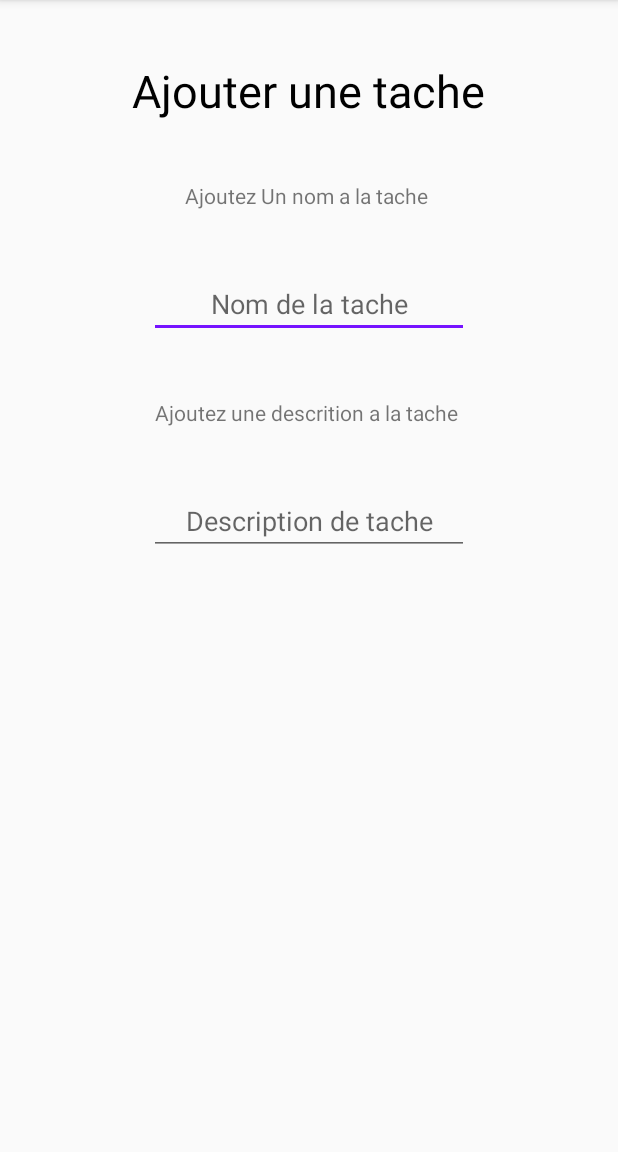
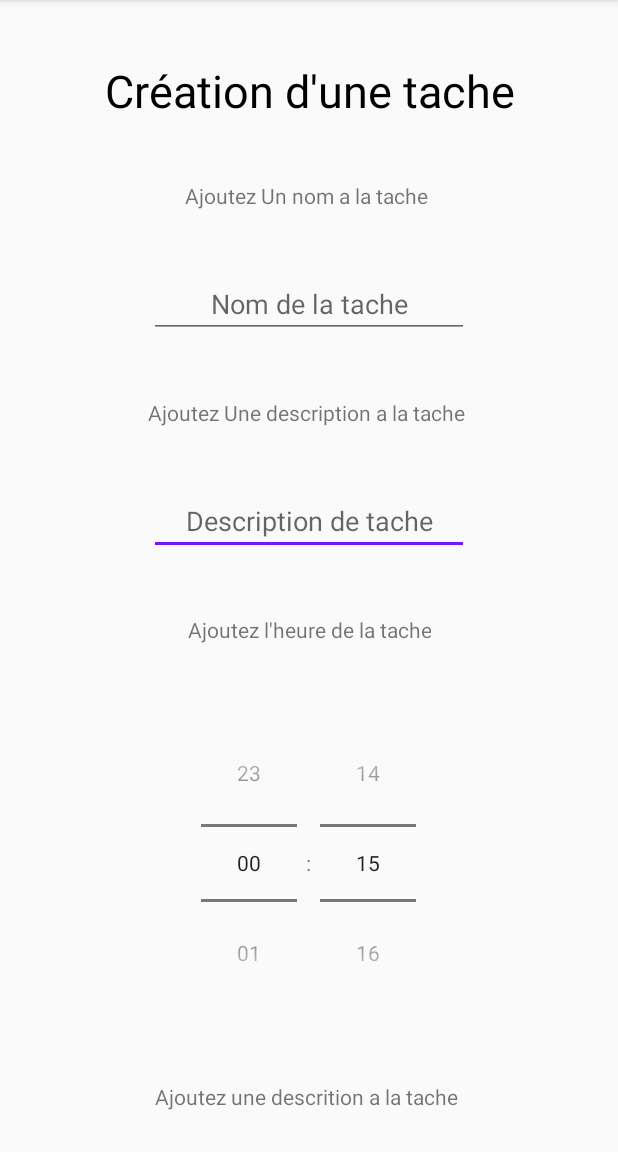
Before and after one commit to AlexandreBarde/ScheduleMobile, an Android app: the Activity_add_task screen opened directly, with no data from a screen before it, on a phone screen of 412 x 824 dp, the part 84-1236 px from its top. Run offline under Robolectric (Android 15) with nearby library versions, the phone set to English and light mode, and no system bars.

Commit message:
Vue add task V1 scrollable

```diff
--- a/Schedule/app/src/main/java/fr/ynov/schedule/Activity_add_task.java
+++ b/Schedule/app/src/main/java/fr/ynov/schedule/Activity_add_task.java
@@ -3,6 +3,7 @@ package fr.ynov.schedule;
 import androidx.appcompat.app.AppCompatActivity;
 
 import android.os.Bundle;
+import android.widget.TimePicker;
 
 public class Activity_add_task extends AppCompatActivity {
 
@@ -10,5 +11,8 @@ public class Activity_add_task extends AppCompatActivity {
     protected void onCreate(Bundle savedInstanceState) {
         super.onCreate(savedInstanceState);
         setContentView(R.layout.activity_add_task);
+        TimePicker picker=(TimePicker)findViewById(R.id.timePicker1);
+        picker.setIs24HourView(true);
+
     }
 }
--- a/Schedule/app/src/main/java/fr/ynov/schedule/Activity_gestion_des_taches.java
+++ b/Schedule/app/src/main/java/fr/ynov/schedule/Activity_gestion_des_taches.java
@@ -12,6 +12,7 @@ import android.view.View;
 import android.widget.ArrayAdapter;
 import android.widget.Button;
 import android.widget.ListView;
+import android.widget.TimePicker;
 
 import com.google.android.gms.tasks.OnCompleteListener;
 import com.google.firebase.firestore.DocumentReference;
--- a/Schedule/app/src/main/res/layout/activity_add_task.xml
+++ b/Schedule/app/src/main/res/layout/activity_add_task.xml
@@ -6,20 +6,34 @@
     android:layout_height="match_parent"
     tools:context=".Activity_add_task">
 
+    <ScrollView
+        android:layout_width="match_parent"
+        android:layout_height="match_parent">
+
+        <LinearLayout
+            android:layout_width="match_parent"
+            android:layout_height="match_parent"
+            android:orientation="vertical">
+
             <TextView
-        android:id="@+id/label_title2"
+                android:id="@+id/label_title"
                 android:layout_width="wrap_content"
                 android:layout_height="wrap_content"
-        android:text="Ajouter une tache"
-        android:textColor="@android:color/background_dark"
-        android:textSize="30sp"
-        app:layout_constraintBottom_toBottomOf="parent"
-        app:layout_constraintEnd_toEndOf="parent"
-        app:layout_constraintHorizontal_bias="0.497"
-        app:layout_constraintStart_toStartOf="parent"
-        app:layout_constraintTop_toTopOf="parent"
-        app:layout_constraintVertical_bias="0.055" />
-
+                android:layout_gravity="center_horizontal"
+                android:layout_marginTop="40dp"
+                android:text="Création d'une tache"
+                android:textAlignment="center"
+                android:textColor="@android:color/black"
+                android:textSize="30sp" />
+            <TextView
+                android:id="@+id/label_name_tache"
+                android:layout_width="wrap_content"
+                android:layout_height="wrap_content"
+                android:layout_marginTop="40dp"
+                android:text="Ajoutez Un nom a la tache "
+                android:textAlignment="center"
+                android:layout_gravity="center_horizontal"
+                />
             <EditText
                 android:id="@+id/editText"
                 android:layout_width="wrap_content"
@@ -29,10 +43,17 @@
                 android:hint="Nom de la tache"
                 android:inputType="textPersonName"
                 android:textAlignment="center"
-        app:layout_constraintEnd_toEndOf="parent"
-        app:layout_constraintStart_toStartOf="parent"
-        app:layout_constraintTop_toBottomOf="@+id/label_name_tache" />
-
+                android:layout_gravity="center_horizontal"
+                />
+            <TextView
+                android:id="@+id/label_descrition_tache"
+                android:layout_width="wrap_content"
+                android:layout_height="wrap_content"
+                android:layout_marginTop="40dp"
+                android:text="Ajoutez Une description a la tache "
+                android:textAlignment="center"
+                android:layout_gravity="center_horizontal"
+                />
             <EditText
                 android:id="@+id/editText2"
                 android:layout_width="wrap_content"
@@ -45,28 +66,42 @@
                 android:minLines="1"
                 android:hint="Description de tache"
                 android:textAlignment="center"
-        app:layout_constraintEnd_toEndOf="parent"
-        app:layout_constraintStart_toStartOf="parent"
-        app:layout_constraintTop_toBottomOf="@+id/textView4" />
-
+                android:layout_gravity="center_horizontal"
+                />
             <TextView
-        android:id="@+id/label_name_tache"
+                android:id="@+id/label_heure_tache"
                 android:layout_width="wrap_content"
                 android:layout_height="wrap_content"
                 android:layout_marginTop="40dp"
-        android:text="Ajoutez Un nom a la tache "
+                android:text="Ajoutez l'heure de la tache"
                 android:textAlignment="center"
+                android:layout_gravity="center_horizontal"
+                />
+            <TimePicker
+                android:id="@+id/timePicker1"
+                android:layout_width="wrap_content"
+                android:layout_height="wrap_content"
+                android:layout_marginTop="40dp"
+                android:timePickerMode="spinner"
                 app:layout_constraintEnd_toEndOf="parent"
                 app:layout_constraintStart_toStartOf="parent"
-        app:layout_constraintTop_toBottomOf="@+id/label_title2" />
-
+                app:layout_constraintTop_toBottomOf="@+id/textView2"
+                android:layout_gravity="center_horizontal"
+                />
             <TextView
-        android:id="@+id/textView4"
+                android:id="@+id/Label_recurence_task"
                 android:layout_width="wrap_content"
                 android:layout_height="wrap_content"
                 android:layout_marginTop="40dp"
                 android:text="Ajoutez une descrition a la tache "
                 app:layout_constraintEnd_toEndOf="parent"
                 app:layout_constraintStart_toStartOf="parent"
-        app:layout_constraintTop_toBottomOf="@+id/editText" />
+                app:layout_constraintTop_toBottomOf="@+id/editText"
+                android:layout_gravity="center_horizontal"
+                />
+
+
+        </LinearLayout>
+
+    </ScrollView>
 </androidx.constraintlayout.widget.ConstraintLayout>
--- a/Schedule/app/src/main/res/layout/activity_main_parent.xml
+++ b/Schedule/app/src/main/res/layout/activity_main_parent.xml
@@ -40,7 +40,7 @@
         android:layout_marginEnd="48dp"
         android:background="@drawable/button_btn"
         android:enabled="true"
-        android:text="Ajoutez une tache "
+        android:text="Gestions des taches"
         android:textColor="#FFFFFF"
         app:layout_constraintEnd_toEndOf="parent"
         app:layout_constraintHorizontal_bias="0.466"
```
Lines whose indentation alone changed are shown as unchanged.
